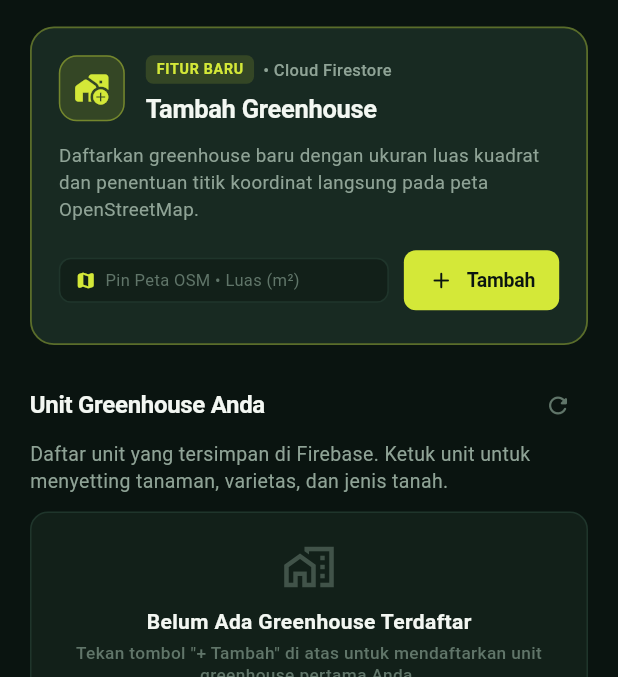
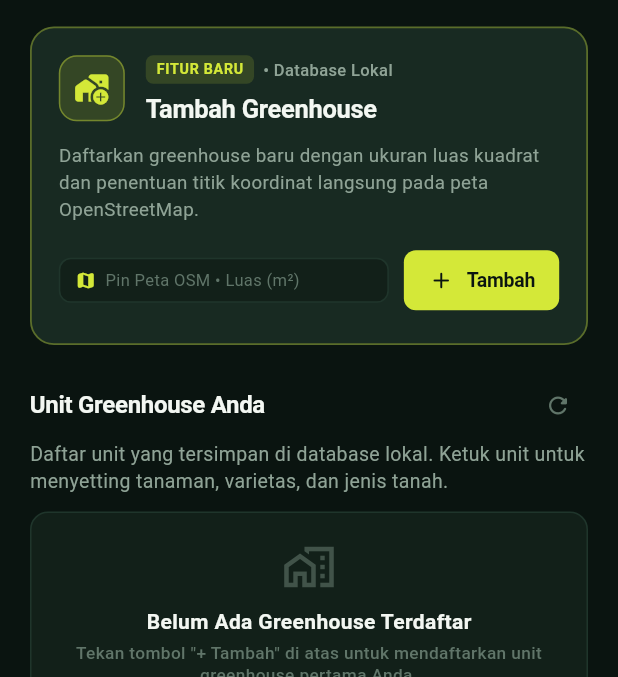
Before and after one commit to NabielLukman35/projectakhirmobile, a Flutter app: the HomePage screen opened directly, on a phone screen of 412 x 824 dp, the part 95-772 px from its top. Run offline on Flutter 3.47's test engine with Material 3 defaults, Android fonts, the phone set to English and light mode, and no system bars; our stand-ins replace cloud_firestore, firebase_core, flutter_compass, flutter_dotenv, flutter_local_notifications, flutter_map and 10 more; accounts and stored records are empty; network calls fail.

Commit message:
refactor(ui): replace firebase references with local database and clear action labels

```diff
--- a/mobile/lib/presentation/pages/greenhouse/greenhouse_detail_page.dart
+++ b/mobile/lib/presentation/pages/greenhouse/greenhouse_detail_page.dart
@@ -359,7 +359,7 @@ class _GreenhouseDetailPageState extends State<GreenhouseDetailPage> {
           ],
         ),
         content: Text(
-          'Perangkat "$deviceId" tidak ditemukan atau belum aktif mengirim data di Firebase Realtime Database.\n\nPastikan modul NodeMCU ESP8266 Anda sudah dinyalakan, terhubung ke internet/WiFi, dan telah mengirim data sensor.',
+          'Perangkat "$deviceId" tidak ditemukan atau belum aktif mengirim data di Server IoT.\n\nPastikan modul NodeMCU ESP8266 Anda sudah dinyalakan, terhubung ke internet/WiFi, dan telah mengirim data sensor.',
           style: const TextStyle(color: AppTheme.inkSecondary, fontSize: 13, height: 1.4),
         ),
         actions: [
@@ -726,7 +726,7 @@ class _GreenhouseDetailPageState extends State<GreenhouseDetailPage> {
                             ),
                             SizedBox(width: 10),
                             Text(
-                              'Memeriksa sensor di Firebase RTDB...',
+                              'Memeriksa sensor di Server IoT...',
                               style: TextStyle(color: AppTheme.inkSecondary, fontSize: 12),
                             ),
                           ],
@@ -769,7 +769,7 @@ class _GreenhouseDetailPageState extends State<GreenhouseDetailPage> {
                             const SizedBox(width: 8),
                             Expanded(
                               child: Text(
-                                'Perangkat "$currentInput" tidak ditemukan di Firebase Realtime Database. Pastikan modul IoT fisik menyala dan mengirim data.',
+                                'Perangkat "$currentInput" tidak ditemukan di Server IoT. Pastikan modul IoT fisik menyala dan mengirim data.',
                                 style: const TextStyle(color: AppTheme.statusAlert, fontSize: 12, height: 1.3),
                               ),
                             ),
@@ -1132,7 +1132,7 @@ class _GreenhouseDetailPageState extends State<GreenhouseDetailPage> {
         setState(() => _isLoading = false);
         ScaffoldMessenger.of(context).showSnackBar(
           SnackBar(
-            content: Text('Gagal menyimpan ke Firebase: $e'),
+            content: Text('Gagal menyimpan perubahan: $e'),
             backgroundColor: AppTheme.statusAlert,
           ),
         );
--- a/mobile/lib/presentation/pages/home/home_page.dart
+++ b/mobile/lib/presentation/pages/home/home_page.dart
@@ -302,7 +302,7 @@ class _HomePageState extends State<HomePage> {
                               ),
                               const SizedBox(width: 6),
                               const Text(
-                                '• Cloud Firestore',
+                                '• Database Lokal',
                                 style: TextStyle(
                                   color: AppTheme.inkSecondary,
                                   fontSize: 11,
@@ -453,7 +453,7 @@ class _HomePageState extends State<HomePage> {
         ),
         const SizedBox(height: 3),
         const Text(
-          'Daftar unit yang tersimpan di Firebase. Ketuk unit untuk menyetting tanaman, varietas, dan jenis tanah.',
+          'Daftar unit yang tersimpan di database lokal. Ketuk unit untuk menyetting tanaman, varietas, dan jenis tanah.',
           style: AppTheme.bodyMuted,
         ),
         const SizedBox(height: 12),
--- a/mobile/lib/views/add_greenhouse_sheet.dart
+++ b/mobile/lib/views/add_greenhouse_sheet.dart
@@ -204,9 +204,8 @@ class _AddGreenhouseSheetState extends State<AddGreenhouseSheet> {
 
       if (savedRemote || savedLocal) {
         if (mounted) {
-          final successMsg = savedRemote
-              ? 'Greenhouse "${newGreenhouse.name}" berhasil disimpan ke Firebase & Lokal!'
-              : 'Greenhouse "${newGreenhouse.name}" tersimpan di Database Lokal (Mode Offline-First)!';
+          final successMsg =
+              'Greenhouse "${newGreenhouse.name}" berhasil disimpan ke Database!';
 
           ScaffoldMessenger.of(context).showSnackBar(
             SnackBar(
@@ -322,7 +321,7 @@ class _AddGreenhouseSheetState extends State<AddGreenhouseSheet> {
                               ),
                             ),
                             child: const Text(
-                              'OFFLINE-FIRST & FIRESTORE',
+                              'DATABASE LOKAL (OFFLINE-FIRST)',
                               style: TextStyle(
                                 color: AppTheme.accent,
                                 fontSize: 10,
@@ -844,7 +843,7 @@ class _AddGreenhouseSheetState extends State<AddGreenhouseSheet> {
                                   ),
                                   SizedBox(width: 12),
                                   Text(
-                                    'Menyimpan ke Firebase...',
+                                    'Menyimpan Greenhouse...',
                                     style: TextStyle(
                                       fontSize: 14,
                                       fontWeight: FontWeight.bold,
@@ -856,10 +855,10 @@ class _AddGreenhouseSheetState extends State<AddGreenhouseSheet> {
                             : const Row(
                                 mainAxisAlignment: MainAxisAlignment.center,
                                 children: [
-                                  Icon(Icons.cloud_upload_rounded, size: 20),
+                                  Icon(Icons.save_rounded, size: 20),
                                   SizedBox(width: 8),
                                   Text(
-                                    'Simpan ke Firebase',
+                                    'Simpan Greenhouse',
                                     style: TextStyle(
                                       fontSize: 14.5,
                                       fontWeight: FontWeight.bold,
```
